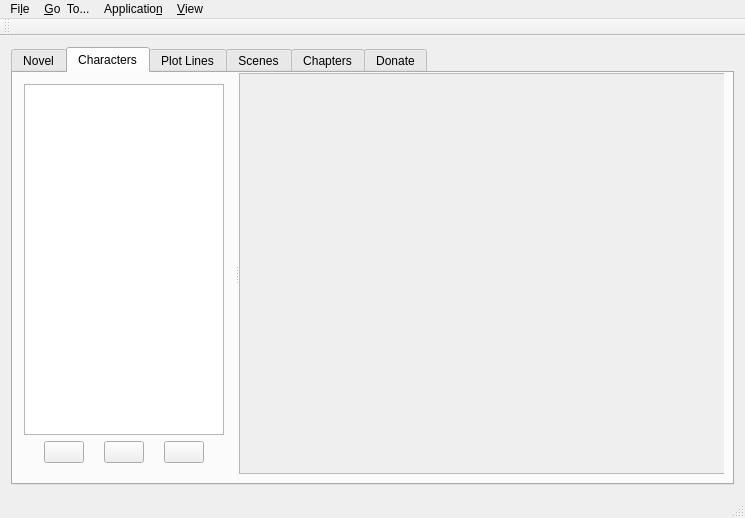
Before: the Qt Designer form src/mainwindow.ui in src-r-r/plotline, drawn with Qt 5.
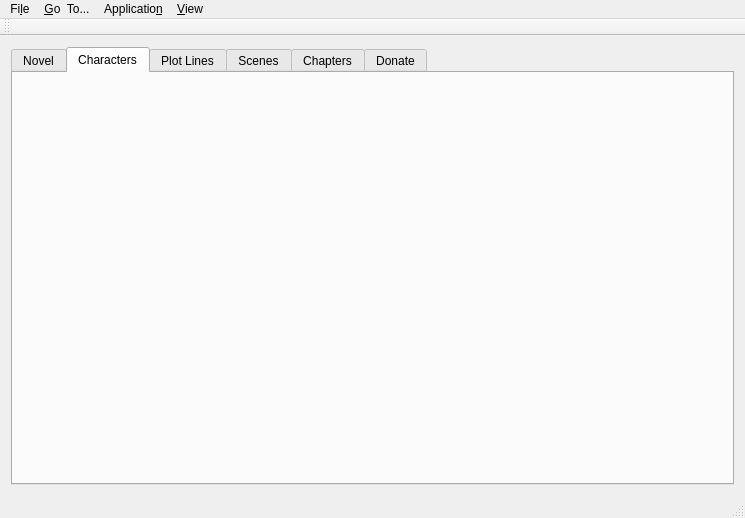
After: the same form once the commit is applied. The open tabs and pages were chosen to show the change. Icons and pictures are not drawn.

Commit message: Add pixmap support. Start wrestling with ui.

Diff of the .ui file:
```diff
--- a/src/mainwindow.ui
+++ b/src/mainwindow.ui
@@ -107,7 +107,7 @@
       </widget>
       <widget class="QWidget" name="tab_characters">
        <property name="sizePolicy">
-        <sizepolicy hsizetype="Preferred" vsizetype="Preferred">
+        <sizepolicy hsizetype="Expanding" vsizetype="Expanding">
          <horstretch>0</horstretch>
          <verstretch>0</verstretch>
         </sizepolicy>
@@ -115,148 +115,6 @@
        <attribute name="title">
         <string>Characters</string>
        </attribute>
-       <widget class="QSplitter" name="splitter_2">
-        <property name="geometry">
-         <rect>
-          <x>0</x>
-          <y>0</y>
-          <width>711</width>
-          <height>401</height>
-         </rect>
-        </property>
-        <property name="sizePolicy">
-         <sizepolicy hsizetype="MinimumExpanding" vsizetype="Preferred">
-          <horstretch>1</horstretch>
-          <verstretch>0</verstretch>
-         </sizepolicy>
-        </property>
-        <property name="orientation">
-         <enum>Qt::Horizontal</enum>
-        </property>
-        <widget class="QWidget" name="layoutWidget">
-         <layout class="QVBoxLayout" name="verticalLayout_2" stretch="0,0">
-          <property name="spacing">
-           <number>6</number>
-          </property>
-          <property name="sizeConstraint">
-           <enum>QLayout::SetDefaultConstraint</enum>
-          </property>
-          <item>
-           <widget class="QTreeView" name="characterList">
-            <property name="sizePolicy">
-             <sizepolicy hsizetype="Preferred" vsizetype="Expanding">
-              <horstretch>0</horstretch>
-              <verstretch>0</verstretch>
-             </sizepolicy>
-            </property>
-            <property name="minimumSize">
-             <size>
-              <width>200</width>
-              <height>0</height>
-             </size>
-            </property>
-            <property name="maximumSize">
-             <size>
-              <width>200</width>
-              <height>16777215</height>
-             </size>
-            </property>
-           </widget>
-          </item>
-          <item>
-           <layout class="QHBoxLayout" name="horizontalLayout" stretch="0,0,0">
-            <property name="spacing">
-             <number>0</number>
-            </property>
-            <property name="sizeConstraint">
-             <enum>QLayout::SetDefaultConstraint</enum>
-            </property>
-            <item>
-             <widget class="QPushButton" name="addCharacter">
-              <property name="sizePolicy">
-               <sizepolicy hsizetype="Fixed" vsizetype="Fixed">
-                <horstretch>0</horstretch>
-                <verstretch>0</verstretch>
-               </sizepolicy>
-              </property>
-              <property name="text">
-               <string/>
-              </property>
-              <property name="icon">
-               <iconset>
-                <normaloff>:/new/prefix1/resources/images/list-add-user.png</normaloff>:/new/prefix1/resources/images/list-add-user.png</iconset>
-              </property>
-              <property name="flat">
-               <bool>false</bool>
-              </property>
-             </widget>
-            </item>
-            <item>
-             <widget class="QPushButton" name="archiveCharacter">
-              <property name="sizePolicy">
-               <sizepolicy hsizetype="Fixed" vsizetype="Fixed">
-                <horstretch>0</horstretch>
-                <verstretch>0</verstretch>
-               </sizepolicy>
-              </property>
-              <property name="text">
-               <string/>
-              </property>
-              <property name="icon">
-               <iconset>
-                <normaloff>:/new/prefix1/resources/images/user-archive.png</normaloff>:/new/prefix1/resources/images/user-archive.png</iconset>
-              </property>
-             </widget>
-            </item>
-            <item>
-             <widget class="QPushButton" name="deleteCharacter">
-              <property name="sizePolicy">
-               <sizepolicy hsizetype="Fixed" vsizetype="Fixed">
-                <horstretch>0</horstretch>
-                <verstretch>0</verstretch>
-               </sizepolicy>
-              </property>
-              <property name="text">
-               <string/>
-              </property>
-              <property name="icon">
-               <iconset>
-                <normaloff>:/new/prefix1/resources/images/list-remove-user.png</normaloff>:/new/prefix1/resources/images/list-remove-user.png</iconset>
-              </property>
-             </widget>
-            </item>
-           </layout>
-          </item>
-         </layout>
-        </widget>
-        <widget class="QScrollArea" name="scrollArea_2">
-         <property name="sizePolicy">
-          <sizepolicy hsizetype="Preferred" vsizetype="Expanding">
-           <horstretch>0</horstretch>
-           <verstretch>0</verstretch>
-          </sizepolicy>
-         </property>
-         <property name="minimumSize">
-          <size>
-           <width>500</width>
-           <height>0</height>
-          </size>
-         </property>
-         <property name="widgetResizable">
-          <bool>true</bool>
-         </property>
-         <widget class="QWidget" name="scrollAreaWidgetContents_3">
-          <property name="geometry">
-           <rect>
-            <x>0</x>
-            <y>0</y>
-            <width>498</width>
-            <height>399</height>
-           </rect>
-          </property>
-         </widget>
-        </widget>
-       </widget>
       </widget>
       <widget class="QWidget" name="tab_plotlines">
        <attribute name="title">
```
Left out of the diff: 10 changed lines with no effect on the pictures. The commit also changes 2 other files.
